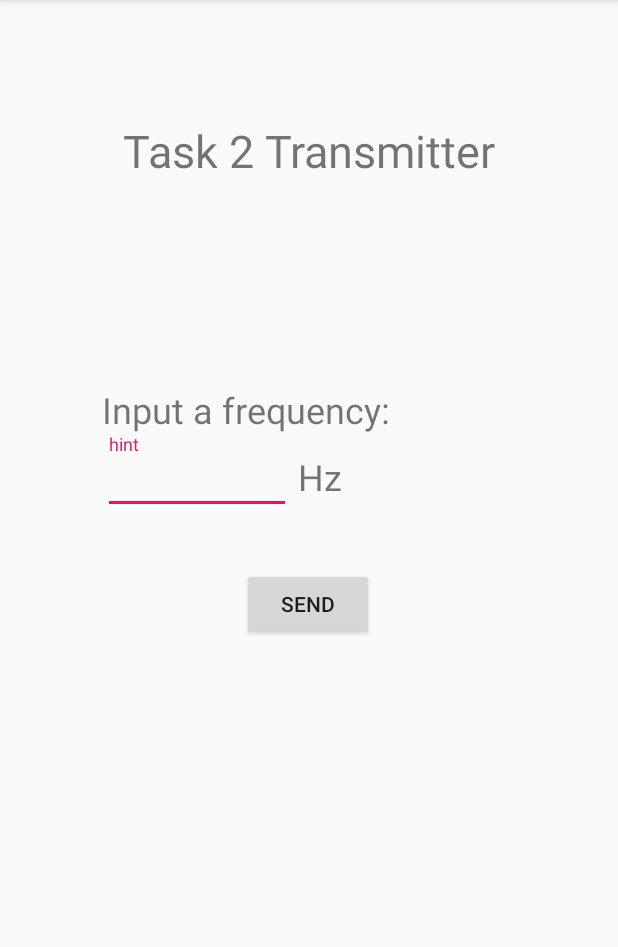
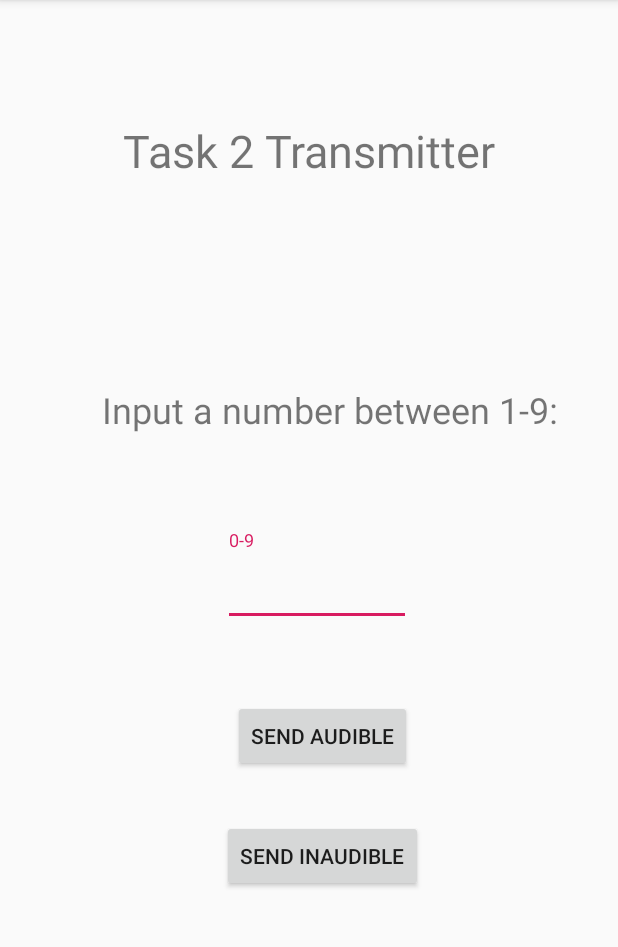
Before and after one commit to huanglesi0605/Device-to-device-Communication-Over-Audio, an Android app: the Task2Tx screen opened directly, with no data from a screen before it, on a phone screen of 412 x 824 dp, the part 84-1031 px from its top. Run offline under Robolectric (Android 15) with nearby library versions, the phone set to English and light mode, and no system bars; 1 statement that could not run was skipped.

Commit message:
task 2 finish

```diff
--- a/app/src/main/java/com/example/a9336assignment/MainActivity.java
+++ b/app/src/main/java/com/example/a9336assignment/MainActivity.java
@@ -6,7 +6,7 @@ import android.os.Bundle;
 import android.view.View;
 
 public class MainActivity extends AppCompatActivity {
-    private int sampleRate = 40000;
+    private int sampleRate = 44100;
     @Override
     protected void onCreate(Bundle savedInstanceState) {
         super.onCreate(savedInstanceState);
--- a/app/src/main/java/com/example/a9336assignment/Task1Rx.java
+++ b/app/src/main/java/com/example/a9336assignment/Task1Rx.java
@@ -57,6 +57,7 @@ public class Task1Rx extends AppCompatActivity {
                 List<Short> data = new ArrayList<>();
                 while (numberOfShort < audioBuffer.length) {
                     int n = record.read(audioBuffer, 0, audioBuffer.length);
+                    /*
                     System.out.println("buffer");
                     for (int i=10000 ;i <10100;i++) {
                         if (i%10 == 0){
@@ -65,6 +66,7 @@ public class Task1Rx extends AppCompatActivity {
                         System.out.print(" "+audioBuffer[i]);
                     }
                     System.out.println();
+                    */
                     numberOfShort += n;
                     for (int i=0; i<n; i++){
                         data.add(audioBuffer[i]);
--- a/app/src/main/java/com/example/a9336assignment/Task2Tx.java
+++ b/app/src/main/java/com/example/a9336assignment/Task2Tx.java
@@ -1,13 +1,69 @@
 package com.example.a9336assignment;
 
+import android.media.AudioFormat;
+import android.media.AudioManager;
+import android.media.AudioTrack;
+import android.support.design.widget.TextInputEditText;
 import android.support.v7.app.AppCompatActivity;
 import android.os.Bundle;
+import android.view.View;
 
 public class Task2Tx extends AppCompatActivity {
-
+    private AudioTrack audioTrack;
+    private int sampleRate;
+    int duration = 3;
+    int sampleSize;
+    int count = 0;
     @Override
     protected void onCreate(Bundle savedInstanceState) {
         super.onCreate(savedInstanceState);
         setContentView(R.layout.activity_task2_tx);
+
+        sampleRate = getIntent().getIntExtra("sample rate", 0);
+        sampleSize = duration * sampleRate;
+        audioTrack = new AudioTrack(AudioManager.STREAM_MUSIC,
+                sampleRate, AudioFormat.CHANNEL_OUT_MONO,
+                AudioFormat.ENCODING_PCM_16BIT, sampleSize,
+                AudioTrack.MODE_STATIC);
+    }
+
+    protected void onDestroy(){
+        super.onDestroy();
+        audioTrack.stop();
+        audioTrack.release();
+    }
+
+    public void sendAudible(View view){
+        String number = ((TextInputEditText)findViewById(R.id.number)).getText().toString();
+        int freq = Integer.parseInt(number)*20 + 400;
+
+        short samples[] = new short[sampleSize];
+        for( int i=0; i<sampleSize; i++){
+            samples[i] = (short)(Math.sin(2 * Math.PI * freq * i / sampleRate)*Short.MAX_VALUE);
+        }
+        if (count > 0){
+            audioTrack.stop();
+            audioTrack.reloadStaticData();
+        }
+        audioTrack.write(samples, 0, sampleSize);
+        audioTrack.play();
+        count++;
+    }
+
+    public void sendInaudible(View view){
+        String number = ((TextInputEditText)findViewById(R.id.number)).getText().toString();
+        int freq = Integer.parseInt(number)*300 + 16700;
+
+        short samples[] = new short[sampleSize];
+        for( int i=0; i<sampleSize; i++){
+            samples[i] = (short)(Math.sin(2 * Math.PI * freq * i / sampleRate)*Short.MAX_VALUE);
+        }
+        if (count > 0){
+            audioTrack.stop();
+            audioTrack.reloadStaticData();
+        }
+        audioTrack.write(samples, 0, sampleSize);
+        audioTrack.play();
+        count++;
     }
 }
--- a/app/src/main/res/layout/activity_task2_tx.xml
+++ b/app/src/main/res/layout/activity_task2_tx.xml
@@ -24,49 +24,54 @@
         android:layout_marginStart="68dp"
         android:layout_marginLeft="68dp"
         android:layout_marginTop="136dp"
-        android:text="Input a frequency:"
+        android:text="Input a number between 1-9:"
         android:textSize="24sp"
         app:layout_constraintStart_toStartOf="parent"
         app:layout_constraintTop_toBottomOf="@+id/textView5" />
 
     <android.support.design.widget.TextInputLayout
         android:id="@+id/textInputLayout"
-        android:layout_width="130dp"
-        android:layout_height="53dp"
+        android:layout_width="134dp"
+        android:layout_height="77dp"
         android:layout_marginStart="8dp"
         android:layout_marginLeft="8dp"
-        android:layout_marginEnd="212dp"
-        android:layout_marginRight="212dp"
+        android:layout_marginTop="64dp"
+        android:layout_marginEnd="8dp"
+        android:layout_marginRight="8dp"
         app:layout_constraintEnd_toEndOf="parent"
-        app:layout_constraintHorizontal_bias="0.983"
+        app:layout_constraintHorizontal_bias="0.536"
         app:layout_constraintStart_toStartOf="parent"
         app:layout_constraintTop_toBottomOf="@+id/textView6">
 
         <android.support.design.widget.TextInputEditText
+            android:id="@+id/number"
             android:layout_width="125dp"
             android:layout_height="wrap_content"
-            android:hint="hint"
+            android:hint="0-9"
             android:textSize="24sp" />
     </android.support.design.widget.TextInputLayout>
-
-    <TextView
-        android:id="@+id/textView7"
-        android:layout_width="wrap_content"
-        android:layout_height="wrap_content"
-        android:layout_marginTop="12dp"
-        android:text="Hz"
-        android:textSize="24sp"
-        app:layout_constraintStart_toEndOf="@+id/textInputLayout"
-        app:layout_constraintTop_toTopOf="@+id/textInputLayout" />
 
     <Button
         android:id="@+id/button"
         android:layout_width="wrap_content"
         android:layout_height="wrap_content"
         android:layout_marginTop="36dp"
-        android:text="Send"
+        android:onClick="sendAudible"
+        android:text="Send Audible"
         app:layout_constraintEnd_toEndOf="parent"
-        app:layout_constraintHorizontal_bias="0.498"
+        app:layout_constraintHorizontal_bias="0.53"
         app:layout_constraintStart_toStartOf="parent"
         app:layout_constraintTop_toBottomOf="@+id/textInputLayout" />
+
+    <Button
+        android:id="@+id/button9"
+        android:layout_width="wrap_content"
+        android:layout_height="wrap_content"
+        android:layout_marginTop="32dp"
+        android:onClick="sendInaudible"
+        android:text="send inaudible"
+        app:layout_constraintEnd_toEndOf="parent"
+        app:layout_constraintHorizontal_bias="0.532"
+        app:layout_constraintStart_toStartOf="parent"
+        app:layout_constraintTop_toBottomOf="@+id/button" />
 </android.support.constraint.ConstraintLayout>
```
Also changed, not shown: app/src/main/java/com/example/a9336assignment/Task2Rx.java (+122 -0 lines), app/src/main/res/layout/activity_task2_rx.xml (+44 -0 lines).
